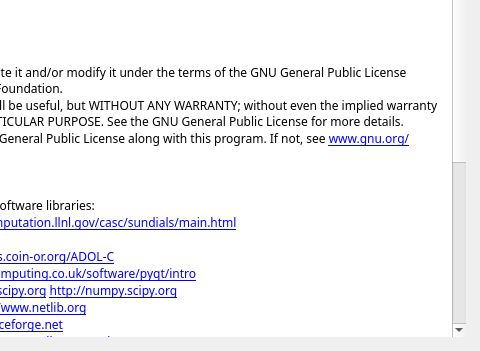
Old version of the form trunk/daetools-package/daetools/dae_plotter/about.ui in the repository v1kko/daetools; both pictures show x 270 to 750 and y 99 to 450 of the 750 by 450 pixel window.
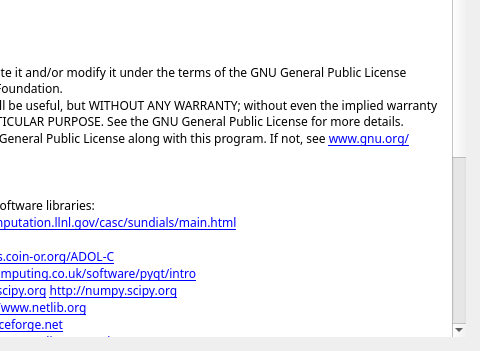
New version of the form. Icons and pictures are not drawn.

Commit message: Added support for Pardiso linear solver IntelPardiso and Pardiso solvers now use defaults for iparm[64] (can be changed by the user) Renamed folder LA_Intel_MKL to LA_IntelPardiso Other files changed accordingly, to support a new linear solver

What changed in the file:
```diff
--- a/trunk/daetools-package/daetools/dae_plotter/about.ui
+++ b/trunk/daetools-package/daetools/dae_plotter/about.ui
@@ -98,14 +98,15 @@
 &lt;p style=&quot; margin-top:0px; margin-bottom:0px; margin-left:0px; margin-right:0px; -qt-block-indent:0; text-indent:0px;&quot;&gt;&lt;span style=&quot; font-size:9pt;&quot;&gt; - Bonmin (CPL) &lt;/span&gt;&lt;a href=&quot;https://projects.coin-or.org/Bonmin&quot;&gt;&lt;span style=&quot; font-size:9pt; text-decoration: underline; color:#0000ff;&quot;&gt;https://projects.coin-or.org/Bonmin&lt;/span&gt;&lt;/a&gt;&lt;/p&gt;
 &lt;p style=&quot; margin-top:0px; margin-bottom:0px; margin-left:0px; margin-right:0px; -qt-block-indent:0; text-indent:0px;&quot;&gt;&lt;span style=&quot; font-size:9pt;&quot;&gt; - NLOPT (GNU LGPL 2.1+) &lt;/span&gt;&lt;a href=&quot;http://ab-initio.mit.edu/wiki/index.php/NLopt&quot;&gt;&lt;span style=&quot; font-size:9pt; text-decoration: underline; color:#0000ff;&quot;&gt;http://ab-initio.mit.edu/wiki/index.php/NLopt&lt;/span&gt;&lt;/a&gt;&lt;/p&gt;
 &lt;p style=&quot; margin-top:0px; margin-bottom:0px; margin-left:0px; margin-right:0px; -qt-block-indent:0; text-indent:0px;&quot;&gt;&lt;span style=&quot; font-size:9pt;&quot;&gt; - deal.II (GNU LGPL 2.1+) &lt;/span&gt;&lt;a href=&quot;http://www.dealii.org&quot;&gt;&lt;span style=&quot; font-size:9pt; text-decoration: underline; color:#0000ff;&quot;&gt;http://www.dealii.org&lt;/span&gt;&lt;/a&gt;&lt;/p&gt;
-&lt;p style=&quot;-qt-paragraph-type:empty; margin-top:0px; margin-bottom:0px; margin-left:0px; margin-right:0px; -qt-block-indent:0; text-indent:0px; font-size:9pt;&quot;&gt;&lt;br /&gt;&lt;/p&gt;
+&lt;p style=&quot; margin-top:0px; margin-bottom:0px; margin-left:0px; margin-right:0px; -qt-block-indent:0; text-indent:0px;&quot;&gt;&lt;span style=&quot; font-size:9pt;&quot;&gt; &lt;/span&gt;&lt;/p&gt;
 &lt;p style=&quot; margin-top:0px; margin-bottom:0px; margin-left:0px; margin-right:0px; -qt-block-indent:0; text-indent:0px;&quot;&gt;&lt;span style=&quot; font-size:9pt;&quot;&gt;DAE Tools can optionally use the following proprietary software libraries:&lt;/span&gt;&lt;/p&gt;
-&lt;p style=&quot; margin-top:0px; margin-bottom:0px; margin-left:0px; margin-right:0px; -qt-block-indent:0; text-indent:0px;&quot;&gt;&lt;span style=&quot; font-size:9pt;&quot;&gt; - Intel MKL &lt;/span&gt;&lt;a href=&quot;http://software.intel.com/en-us/articles/intel-mkl&quot;&gt;&lt;span style=&quot; font-size:9pt; text-decoration: underline; color:#0000ff;&quot;&gt;http://software.intel.com/en-us/articles/intel-mkl&lt;/span&gt;&lt;/a&gt;&lt;/p&gt;
+&lt;p style=&quot; margin-top:0px; margin-bottom:0px; margin-left:0px; margin-right:0px; -qt-block-indent:0; text-indent:0px;&quot;&gt;&lt;span style=&quot; font-size:9pt;&quot;&gt; - Intel Pardiso solver &lt;/span&gt;&lt;a href=&quot;https://software.intel.com/en-us/intel-mkl&quot;&gt;&lt;span style=&quot; font-size:9pt; text-decoration: underline; color:#0000ff;&quot;&gt;https://software.intel.com/en-us/intel-mkl&lt;/span&gt;&lt;/a&gt;&lt;/p&gt;
+&lt;p style=&quot; margin-top:0px; margin-bottom:0px; margin-left:0px; margin-right:0px; -qt-block-indent:0; text-indent:0px;&quot;&gt;&lt;span style=&quot; font-size:9pt;&quot;&gt; - Pardiso solver &lt;/span&gt;&lt;a href=&quot;http://www.pardiso-project.org&quot;&gt;&lt;span style=&quot; font-size:9pt; text-decoration: underline; color:#0000ff;&quot;&gt;http://www.pardiso-project.org&lt;/span&gt;&lt;/a&gt;&lt;/p&gt;
 &lt;p style=&quot; margin-top:0px; margin-bottom:0px; margin-left:0px; margin-right:0px; -qt-block-indent:0; text-indent:0px;&quot;&gt;&lt;span style=&quot; font-size:9pt;&quot;&gt; - METIS &lt;/span&gt;&lt;a href=&quot;http://glaros.dtc.umn.edu/gkhome/views/metis&quot;&gt;&lt;span style=&quot; font-size:9pt; text-decoration: underline; color:#0000ff;&quot;&gt;http://glaros.dtc.umn.edu/gkhome/views/metis&lt;/span&gt;&lt;/a&gt;&lt;/p&gt;
 &lt;p style=&quot;-qt-paragraph-type:empty; margin-top:0px; margin-bottom:0px; margin-left:0px; margin-right:0px; -qt-block-indent:0; text-indent:0px; font-size:9pt;&quot;&gt;&lt;br /&gt;&lt;/p&gt;
 &lt;p style=&quot; margin-top:0px; margin-bottom:0px; margin-left:0px; margin-right:0px; -qt-block-indent:0; text-indent:0px;&quot;&gt;&lt;span style=&quot; font-size:9pt; font-weight:600;&quot;&gt;NOTE:&lt;/span&gt;&lt;/p&gt;
 &lt;p style=&quot; margin-top:0px; margin-bottom:0px; margin-left:0px; margin-right:0px; -qt-block-indent:0; text-indent:0px;&quot;&gt;&lt;span style=&quot; font-size:9pt; font-weight:600;&quot;&gt;It is YOUR RESPONSIBILITY to ensure that you are entitled to download and use &lt;/span&gt;&lt;/p&gt;
-&lt;p style=&quot; margin-top:0px; margin-bottom:0px; margin-left:0px; margin-right:0px; -qt-block-indent:0; text-indent:0px;&quot;&gt;&lt;span style=&quot; font-size:9pt; font-weight:600;&quot;&gt;these third party proprietary libraries.&lt;/span&gt;&lt;/p&gt;
+&lt;p style=&quot; margin-top:0px; margin-bottom:0px; margin-left:0px; margin-right:0px; -qt-block-indent:0; text-indent:0px;&quot;&gt;&lt;span style=&quot; font-size:9pt; font-weight:600;&quot;&gt;these third-party proprietary libraries.&lt;/span&gt;&lt;/p&gt;
 &lt;p style=&quot;-qt-paragraph-type:empty; margin-top:0px; margin-bottom:0px; margin-left:0px; margin-right:0px; -qt-block-indent:0; text-indent:0px; font-size:9pt; font-weight:600;&quot;&gt;&lt;br /&gt;&lt;/p&gt;&lt;/body&gt;&lt;/html&gt;</string>
            </property>
            <property name="textInteractionFlags">
```
The commit also changes 29 other files.
